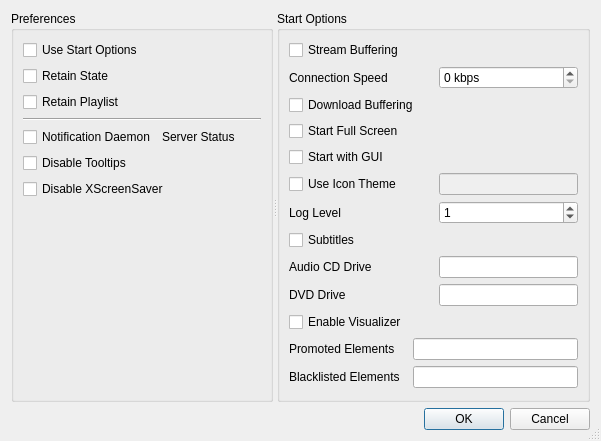
Above: code/settings/ui/settings.ui from andrew-bibb/mbmp before the change. Below: the same form after it.
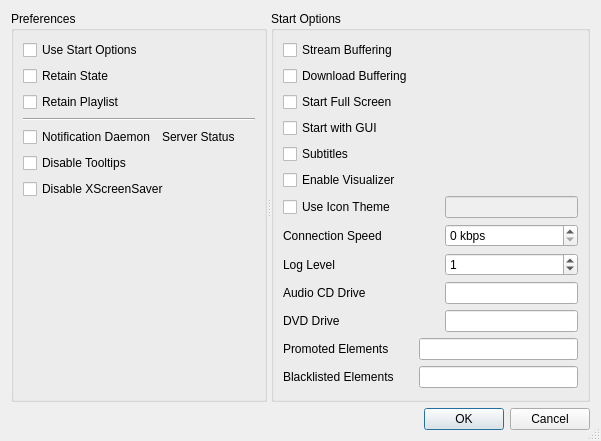
That is the form after the change.

```diff
--- a/code/settings/ui/settings.ui
+++ b/code/settings/ui/settings.ui
@@ -24,7 +24,7 @@
      </property>
     </widget>
    </item>
-   <item row="0" column="0">
+   <item row="1" column="0">
     <widget class="QSplitter" name="splitter">
      <property name="orientation">
       <enum>Qt::Horizontal</enum>
@@ -150,7 +150,20 @@
        <string>Start Options</string>
       </property>
       <layout class="QGridLayout" name="gridLayout_3">
-       <item row="8" column="2">
+       <item row="1" column="0">
+        <widget class="QCheckBox" name="checkBox_downloadbuffering">
+         <property name="enabled">
+          <bool>true</bool>
+         </property>
+         <property name="whatsThis">
+          <string>&lt;html&gt;&lt;head/&gt;&lt;body&gt;&lt;pre style=&quot; margin-top:12px; margin-bottom:12px; margin-left:0px; margin-right:0px; -qt-block-indent:0; text-indent:0px;&quot;&gt;&lt;span style=&quot; font-family:'Courier New,courier';&quot;&gt;Command Line Option: &lt;/span&gt;&lt;span style=&quot; font-family:'Courier New,courier'; font-weight:600;&quot;&gt;-d&lt;/span&gt;&lt;span style=&quot; font-family:'Courier New,courier';&quot;&gt; or &lt;/span&gt;&lt;span style=&quot; font-family:'Courier New,courier'; font-weight:600;&quot;&gt;--download-buffering&lt;/span&gt;&lt;/pre&gt;&lt;p&gt;Enable progressive download buffering of selected formats (default is no download buffering).&lt;/p&gt;&lt;/body&gt;&lt;/html&gt;</string>
+         </property>
+         <property name="text">
+          <string>Download Buffering</string>
+         </property>
+        </widget>
+       </item>
+       <item row="15" column="2">
         <widget class="QLineEdit" name="lineEdit_audiocd">
          <property name="enabled">
           <bool>true</bool>
@@ -176,7 +189,7 @@
          </property>
         </widget>
        </item>
-       <item row="1" column="2">
+       <item row="8" column="2">
         <widget class="QSpinBox" name="spinBox_connectionspeed">
          <property name="enabled">
           <bool>true</bool>
@@ -195,53 +208,7 @@
          </property>
         </widget>
        </item>
-       <item row="2" column="0" colspan="2">
-        <widget class="QCheckBox" name="checkBox_downloadbuffering">
-         <property name="enabled">
-          <bool>true</bool>
-         </property>
-         <property name="whatsThis">
-          <string>&lt;html&gt;&lt;head/&gt;&lt;body&gt;&lt;pre style=&quot; margin-top:12px; margin-bottom:12px; margin-left:0px; margin-right:0px; -qt-block-indent:0; text-indent:0px;&quot;&gt;&lt;span style=&quot; font-family:'Courier New,courier';&quot;&gt;Command Line Option: &lt;/span&gt;&lt;span style=&quot; font-family:'Courier New,courier'; font-weight:600;&quot;&gt;-d&lt;/span&gt;&lt;span style=&quot; font-family:'Courier New,courier';&quot;&gt; or &lt;/span&gt;&lt;span style=&quot; font-family:'Courier New,courier'; font-weight:600;&quot;&gt;--download-buffering&lt;/span&gt;&lt;/pre&gt;&lt;p&gt;Enable progressive download buffering of selected formats (default is no download buffering).&lt;/p&gt;&lt;/body&gt;&lt;/html&gt;</string>
-         </property>
-         <property name="text">
-          <string>Download Buffering</string>
-         </property>
-        </widget>
-       </item>
-       <item row="5" column="2">
-        <widget class="QLineEdit" name="lineEdit_icontheme">
-         <property name="enabled">
-          <bool>false</bool>
-         </property>
-         <property name="whatsThis">
-          <string>&lt;html&gt;&lt;head/&gt;&lt;body&gt;&lt;p&gt;Icon theme to use. For this theme to be used it must be installed on your system. If the theme is not installed, or if you spell the name wrong MBMP will fall back to using its internal icon set.&lt;/p&gt;&lt;p&gt;If this box is blank MBMP will try and use the system wide icon theme (if one is defined).&lt;/p&gt;&lt;/body&gt;&lt;/html&gt;</string>
-         </property>
-         <property name="clearButtonEnabled">
-          <bool>true</bool>
-         </property>
-        </widget>
-       </item>
-       <item row="3" column="0">
-        <widget class="QCheckBox" name="checkBox_fullscreen">
-         <property name="whatsThis">
-          <string>&lt;html&gt;&lt;head/&gt;&lt;body&gt;&lt;pre style=&quot; margin-top:12px; margin-bottom:12px; margin-left:0px; margin-right:0px; -qt-block-indent:0; text-indent:0px;&quot;&gt;&lt;span style=&quot; font-family:'Courier New,courier';&quot;&gt;Command Line Option: &lt;/span&gt;&lt;span style=&quot; font-family:'Courier New,courier'; font-weight:600;&quot;&gt;-f&lt;/span&gt;&lt;span style=&quot; font-family:'Courier New,courier';&quot;&gt; or &lt;/span&gt;&lt;span style=&quot; font-family:'Courier New,courier'; font-weight:600;&quot;&gt;--fullscreen&lt;/span&gt;&lt;/pre&gt;&lt;p&gt;Start the player in full screen mode.&lt;/p&gt;&lt;/body&gt;&lt;/html&gt;</string>
-         </property>
-         <property name="text">
-          <string>Start Full Screen</string>
-         </property>
-        </widget>
-       </item>
-       <item row="4" column="0">
-        <widget class="QCheckBox" name="checkBox_gui">
-         <property name="whatsThis">
-          <string>&lt;html&gt;&lt;head/&gt;&lt;body&gt;&lt;pre style=&quot; margin-top:12px; margin-bottom:12px; margin-left:0px; margin-right:0px; -qt-block-indent:0; text-indent:0px;&quot;&gt;&lt;span style=&quot; font-family:'Courier New,courier';&quot;&gt;Command Line Option: &lt;/span&gt;&lt;span style=&quot; font-family:'Courier New,courier'; font-weight:600;&quot;&gt;-g&lt;/span&gt;&lt;span style=&quot; font-family:'Courier New,courier';&quot;&gt; or &lt;/span&gt;&lt;span style=&quot; font-family:'Courier New,courier'; font-weight:600;&quot;&gt;--gui&lt;/span&gt;&lt;/pre&gt;&lt;p&gt;Start the player with GUI showing.&lt;/p&gt;&lt;/body&gt;&lt;/html&gt;</string>
-         </property>
-         <property name="text">
-          <string>Start with GUI</string>
-         </property>
-        </widget>
-       </item>
-       <item row="6" column="2">
+       <item row="13" column="2">
         <widget class="QSpinBox" name="spinBox_loglevel">
          <property name="enabled">
           <bool>true</bool>
@@ -257,7 +224,7 @@
          </property>
         </widget>
        </item>
-       <item row="13" column="1">
+       <item row="20" column="1">
         <spacer name="verticalSpacer_2">
          <property name="orientation">
           <enum>Qt::Vertical</enum>
@@ -270,20 +237,7 @@
          </property>
         </spacer>
        </item>
-       <item row="7" column="0">
-        <widget class="QCheckBox" name="checkBox_subtitles">
-         <property name="enabled">
-          <bool>true</bool>
-         </property>
-         <property name="whatsThis">
-          <string>&lt;html&gt;&lt;head/&gt;&lt;body&gt;&lt;pre style=&quot; margin-top:12px; margin-bottom:12px; margin-left:0px; margin-right:0px; -qt-block-indent:0; text-indent:0px;&quot;&gt;&lt;span style=&quot; font-family:'Courier New,courier';&quot;&gt;Command Line Option: &lt;/span&gt;&lt;span style=&quot; font-family:'Courier New,courier'; font-weight:600;&quot;&gt;-s&lt;/span&gt;&lt;span style=&quot; font-family:'Courier New,courier';&quot;&gt; or &lt;/span&gt;&lt;span style=&quot; font-family:'Courier New,courier'; font-weight:600;&quot;&gt;--subtitles&lt;/span&gt;&lt;/pre&gt;&lt;p&gt;Enable display of subtitles if a subtitle stream is found (default is no subtitles).&lt;/p&gt;&lt;/body&gt;&lt;/html&gt;</string>
-         </property>
-         <property name="text">
-          <string>Subtitles</string>
-         </property>
-        </widget>
-       </item>
-       <item row="9" column="2">
+       <item row="16" column="2">
         <widget class="QLineEdit" name="lineEdit_dvd">
          <property name="enabled">
           <bool>true</bool>
@@ -296,20 +250,7 @@
          </property>
         </widget>
        </item>
-       <item row="10" column="0">
-        <widget class="QCheckBox" name="checkBox_visualizer">
-         <property name="enabled">
-          <bool>true</bool>
-         </property>
-         <property name="whatsThis">
-          <string>&lt;html&gt;&lt;head/&gt;&lt;body&gt;&lt;pre style=&quot; margin-top:12px; margin-bottom:12px; margin-left:0px; margin-right:0px; -qt-block-indent:0; text-indent:0px;&quot;&gt;&lt;span style=&quot; font-family:'Courier New,courier';&quot;&gt;Command Line Option: &lt;/span&gt;&lt;span style=&quot; font-family:'Courier New,courier'; font-weight:600;&quot;&gt;-V&lt;/span&gt;&lt;span style=&quot; font-family:'Courier New,courier';&quot;&gt; or &lt;/span&gt;&lt;span style=&quot; font-family:'Courier New,courier'; font-weight:600;&quot;&gt;--visualizer&lt;/span&gt;&lt;/pre&gt;&lt;p&gt;Enable a visualizer when playing audio tracks (default is no visualizer).&lt;/p&gt;&lt;/body&gt;&lt;/html&gt;</string>
-         </property>
-         <property name="text">
-          <string>Enable Visualizer</string>
-         </property>
-        </widget>
-       </item>
-       <item row="6" column="0">
+       <item row="13" column="0">
         <widget class="QLabel" name="label">
          <property name="whatsThis">
           <string>&lt;html&gt;&lt;head/&gt;&lt;body&gt;&lt;p&gt;Set the log level (0-4) with higher numbers displaying more information.&lt;/p&gt;&lt;p&gt;Default value is log level = 1&lt;/p&gt;&lt;/body&gt;&lt;/html&gt;</string>
@@ -322,7 +263,7 @@
          </property>
         </widget>
        </item>
-       <item row="1" column="0" colspan="2">
+       <item row="8" column="0" colspan="2">
         <widget class="QLabel" name="label_4">
          <property name="whatsThis">
           <string>&lt;html&gt;&lt;head/&gt;&lt;body&gt;&lt;pre style=&quot; margin-top:12px; margin-bottom:12px; margin-left:0px; margin-right:0px; -qt-block-indent:0; text-indent:0px;&quot;&gt;&lt;span style=&quot; font-family:'Courier New,courier';&quot;&gt;Command Line Option: &lt;/span&gt;&lt;span style=&quot; font-family:'Courier New,courier'; font-weight:600;&quot;&gt;-c&lt;/span&gt;&lt;span style=&quot; font-family:'Courier New,courier';&quot;&gt; or &lt;/span&gt;&lt;span style=&quot; font-family:'Courier New,courier'; font-weight:600;&quot;&gt;--connection-speed&lt;/span&gt;&lt;/pre&gt;&lt;p&gt;Connection speed in kbps. Connection speed 0 means &amp;quot;unknown&amp;quot;.&lt;/p&gt;&lt;/body&gt;&lt;/html&gt;</string>
@@ -332,7 +273,7 @@
          </property>
         </widget>
        </item>
-       <item row="8" column="0">
+       <item row="15" column="0">
         <widget class="QLabel" name="label_2">
          <property name="whatsThis">
           <string>&lt;html&gt;&lt;head/&gt;&lt;body&gt;&lt;p&gt;&lt;span style=&quot; font-family:'Courier New,courier';&quot;&gt;Command Line Option: &lt;/span&gt;&lt;span style=&quot; font-family:'Courier New,courier'; font-weight:600;&quot;&gt;-C&lt;/span&gt;&lt;span style=&quot; font-family:'Courier New,courier';&quot;&gt; or &lt;/span&gt;&lt;span style=&quot; font-family:'Courier New,courier'; font-weight:600;&quot;&gt;--CD&lt;/span&gt;&lt;/p&gt;&lt;p&gt;Specify the audio cd drive. For example: &lt;span style=&quot; font-weight:600;&quot;&gt;/dev/sr0&lt;/span&gt;&lt;/p&gt;&lt;/body&gt;&lt;/html&gt;</string>
@@ -345,7 +286,7 @@
          </property>
         </widget>
        </item>
-       <item row="9" column="0">
+       <item row="16" column="0">
         <widget class="QLabel" name="label_3">
          <property name="whatsThis">
           <string>&lt;html&gt;&lt;head/&gt;&lt;body&gt;&lt;p&gt;&lt;span style=&quot; font-family:'Courier New,courier';&quot;&gt;Command Line Option: &lt;/span&gt;&lt;span style=&quot; font-family:'Courier New,courier'; font-weight:600;&quot;&gt;-D&lt;/span&gt;&lt;span style=&quot; font-family:'Courier New,courier';&quot;&gt; or &lt;/span&gt;&lt;span style=&quot; font-family:'Courier New,courier'; font-weight:600;&quot;&gt;--DVD&lt;/span&gt;&lt;/p&gt;&lt;p&gt;Specify the audio cd drive. For example: &lt;span style=&quot; font-weight:600;&quot;&gt;/dev/sr1&lt;/span&gt;&lt;/p&gt;&lt;/body&gt;&lt;/html&gt;</string>
@@ -358,7 +299,7 @@
          </property>
         </widget>
        </item>
-       <item row="12" column="0">
+       <item row="19" column="0">
         <widget class="QLabel" name="label_5">
          <property name="whatsThis">
           <string>&lt;html&gt;&lt;head/&gt;&lt;body&gt;&lt;p&gt;&lt;span style=&quot; font-family:'Courier New,courier';&quot;&gt;Command Line Option: &lt;/span&gt;&lt;span style=&quot; font-family:'Courier New,courier'; font-weight:600;&quot;&gt;--blacklist [elements]&lt;/span&gt;&lt;/p&gt;&lt;p&gt;Specify GStreamer elements to be blacklisted. Blacklisted elements will never be used to create a pipeline. Elements should be entered as a comma separated list.&lt;/p&gt;&lt;/body&gt;&lt;/html&gt;</string>
@@ -368,7 +309,7 @@
          </property>
         </widget>
        </item>
-       <item row="12" column="1" colspan="2">
+       <item row="19" column="1" colspan="2">
         <widget class="QLineEdit" name="lineEdit_blacklisted">
          <property name="enabled">
           <bool>true</bool>
@@ -381,7 +322,7 @@
          </property>
         </widget>
        </item>
-       <item row="11" column="0">
+       <item row="18" column="0">
         <widget class="QLabel" name="label_6">
          <property name="whatsThis">
           <string>&lt;html&gt;&lt;head/&gt;&lt;body&gt;&lt;p&gt;&lt;span style=&quot; font-family:'Courier New,courier';&quot;&gt;Command Line Option: &lt;/span&gt;&lt;span style=&quot; font-family:'Courier New,courier'; font-weight:600;&quot;&gt;--promote [elements]&lt;/span&gt;&lt;/p&gt;&lt;p&gt;Specify GStreamer elements to be promoted in rank. When more than one element can be used in a stream an element which has been promoted will be selected first. Elements should be entered as a comma separated list.&lt;/p&gt;&lt;/body&gt;&lt;/html&gt;</string>
@@ -391,7 +332,7 @@
          </property>
         </widget>
        </item>
-       <item row="11" column="1" colspan="2">
+       <item row="18" column="1" colspan="2">
         <widget class="QLineEdit" name="lineEdit_promoted">
          <property name="enabled">
           <bool>true</bool>
@@ -404,7 +345,7 @@
          </property>
         </widget>
        </item>
-       <item row="5" column="0" colspan="2">
+       <item row="7" column="0">
         <widget class="QCheckBox" name="checkBox_icontheme">
          <property name="enabled">
           <bool>true</bool>
@@ -420,6 +361,65 @@
          </property>
         </widget>
        </item>
+       <item row="5" column="0">
+        <widget class="QCheckBox" name="checkBox_visualizer">
+         <property name="enabled">
+          <bool>true</bool>
+         </property>
+         <property name="whatsThis">
+          <string>&lt;html&gt;&lt;head/&gt;&lt;body&gt;&lt;pre style=&quot; margin-top:12px; margin-bottom:12px; margin-left:0px; margin-right:0px; -qt-block-indent:0; text-indent:0px;&quot;&gt;&lt;span style=&quot; font-family:'Courier New,courier';&quot;&gt;Command Line Option: &lt;/span&gt;&lt;span style=&quot; font-family:'Courier New,courier'; font-weight:600;&quot;&gt;-V&lt;/span&gt;&lt;span style=&quot; font-family:'Courier New,courier';&quot;&gt; or &lt;/span&gt;&lt;span style=&quot; font-family:'Courier New,courier'; font-weight:600;&quot;&gt;--visualizer&lt;/span&gt;&lt;/pre&gt;&lt;p&gt;Enable a visualizer when playing audio tracks (default is no visualizer).&lt;/p&gt;&lt;/body&gt;&lt;/html&gt;</string>
+         </property>
+         <property name="text">
+          <string>Enable Visualizer</string>
+         </property>
+        </widget>
+       </item>
+       <item row="2" column="0">
+        <widget class="QCheckBox" name="checkBox_fullscreen">
+         <property name="whatsThis">
+          <string>&lt;html&gt;&lt;head/&gt;&lt;body&gt;&lt;pre style=&quot; margin-top:12px; margin-bottom:12px; margin-left:0px; margin-right:0px; -qt-block-indent:0; text-indent:0px;&quot;&gt;&lt;span style=&quot; font-family:'Courier New,courier';&quot;&gt;Command Line Option: &lt;/span&gt;&lt;span style=&quot; font-family:'Courier New,courier'; font-weight:600;&quot;&gt;-f&lt;/span&gt;&lt;span style=&quot; font-family:'Courier New,courier';&quot;&gt; or &lt;/span&gt;&lt;span style=&quot; font-family:'Courier New,courier'; font-weight:600;&quot;&gt;--fullscreen&lt;/span&gt;&lt;/pre&gt;&lt;p&gt;Start the player in full screen mode.&lt;/p&gt;&lt;/body&gt;&lt;/html&gt;</string>
+         </property>
+         <property name="text">
+          <string>Start Full Screen</string>
+         </property>
+        </widget>
+       </item>
+       <item row="4" column="0">
+        <widget class="QCheckBox" name="checkBox_subtitles">
+         <property name="enabled">
+          <bool>true</bool>
+         </property>
+         <property name="whatsThis">
+          <string>&lt;html&gt;&lt;head/&gt;&lt;body&gt;&lt;pre style=&quot; margin-top:12px; margin-bottom:12px; margin-left:0px; margin-right:0px; -qt-block-indent:0; text-indent:0px;&quot;&gt;&lt;span style=&quot; font-family:'Courier New,courier';&quot;&gt;Command Line Option: &lt;/span&gt;&lt;span style=&quot; font-family:'Courier New,courier'; font-weight:600;&quot;&gt;-s&lt;/span&gt;&lt;span style=&quot; font-family:'Courier New,courier';&quot;&gt; or &lt;/span&gt;&lt;span style=&quot; font-family:'Courier New,courier'; font-weight:600;&quot;&gt;--subtitles&lt;/span&gt;&lt;/pre&gt;&lt;p&gt;Enable display of subtitles if a subtitle stream is found (default is no subtitles).&lt;/p&gt;&lt;/body&gt;&lt;/html&gt;</string>
+         </property>
+         <property name="text">
+          <string>Subtitles</string>
+         </property>
+        </widget>
+       </item>
+       <item row="3" column="0">
+        <widget class="QCheckBox" name="checkBox_gui">
+         <property name="whatsThis">
+          <string>&lt;html&gt;&lt;head/&gt;&lt;body&gt;&lt;pre style=&quot; margin-top:12px; margin-bottom:12px; margin-left:0px; margin-right:0px; -qt-block-indent:0; text-indent:0px;&quot;&gt;&lt;span style=&quot; font-family:'Courier New,courier';&quot;&gt;Command Line Option: &lt;/span&gt;&lt;span style=&quot; font-family:'Courier New,courier'; font-weight:600;&quot;&gt;-g&lt;/span&gt;&lt;span style=&quot; font-family:'Courier New,courier';&quot;&gt; or &lt;/span&gt;&lt;span style=&quot; font-family:'Courier New,courier'; font-weight:600;&quot;&gt;--gui&lt;/span&gt;&lt;/pre&gt;&lt;p&gt;Start the player with GUI showing.&lt;/p&gt;&lt;/body&gt;&lt;/html&gt;</string>
+         </property>
+         <property name="text">
+          <string>Start with GUI</string>
+         </property>
+        </widget>
+       </item>
+       <item row="7" column="2">
+        <widget class="QLineEdit" name="lineEdit_icontheme">
+         <property name="enabled">
+          <bool>false</bool>
+         </property>
+         <property name="whatsThis">
+          <string>&lt;html&gt;&lt;head/&gt;&lt;body&gt;&lt;p&gt;Icon theme to use. For this theme to be used it must be installed on your system. If the theme is not installed, or if you spell the name wrong MBMP will fall back to using its internal icon set.&lt;/p&gt;&lt;p&gt;If this box is blank MBMP will try and use the system wide icon theme (if one is defined).&lt;/p&gt;&lt;/body&gt;&lt;/html&gt;</string>
+         </property>
+         <property name="clearButtonEnabled">
+          <bool>true</bool>
+         </property>
+        </widget>
+       </item>
       </layout>
      </widget>
     </widget>
```
